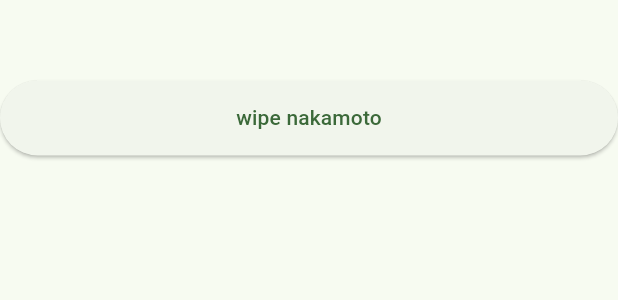
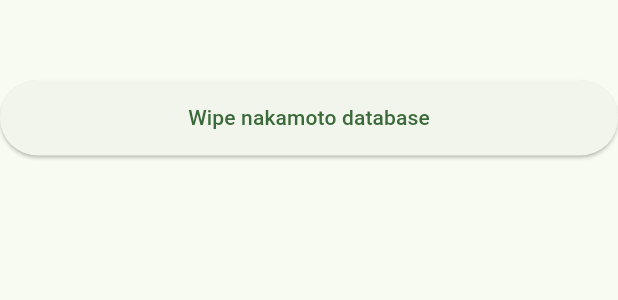
Before and after one commit to cygnet3/danawallet, a Flutter app: the SettingsScreen widget shown alone on an empty page, opened directly, on a phone screen of 412 x 824 dp. Shown: the part 369-669 px from the top of the screen. Run offline on Flutter 3.47's test engine with Material 3 defaults, Android fonts, the phone set to English and light mode, and no system bars; our stand-ins replace barcode_widget; missing offline and left inert: dart:ffi.

Commit message:
'wipe nakamoto' -> 'Wipe nakamoto database'

```diff
--- a/lib/settings.dart
+++ b/lib/settings.dart
@@ -139,7 +139,7 @@ class SettingsScreen extends StatelessWidget {
           style: ElevatedButton.styleFrom(
             minimumSize: const Size(double.infinity, 50),
           ),
-          child: const Text('wipe nakamoto'),
+          child: const Text('Wipe nakamoto database'),
         ),
         ElevatedButton(
           onPressed: () async {
```
